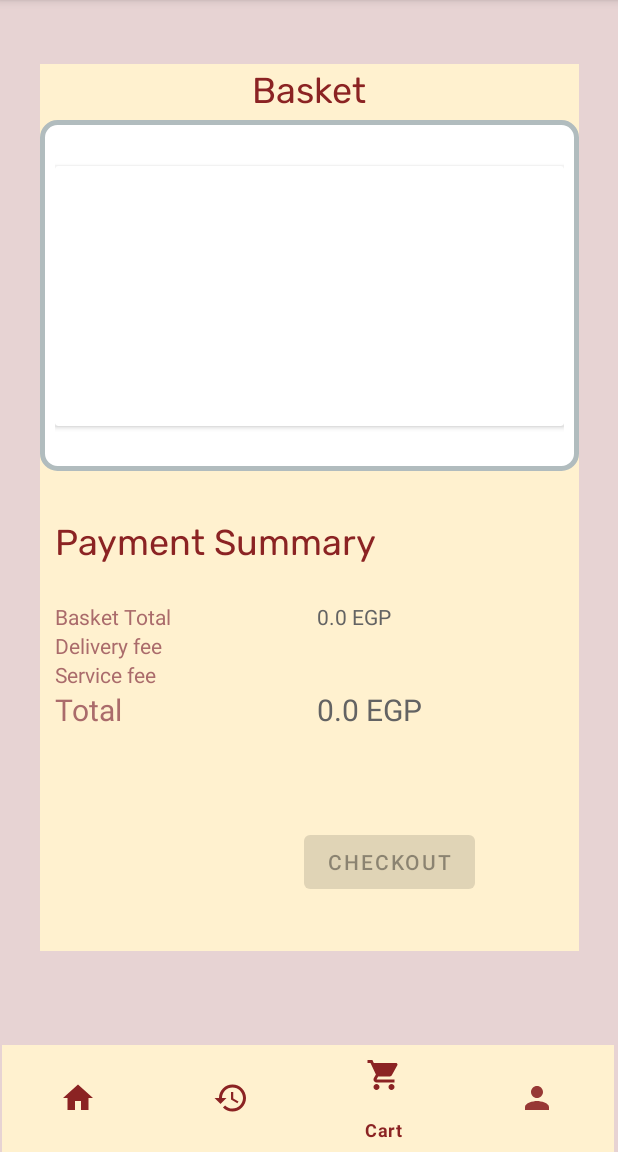
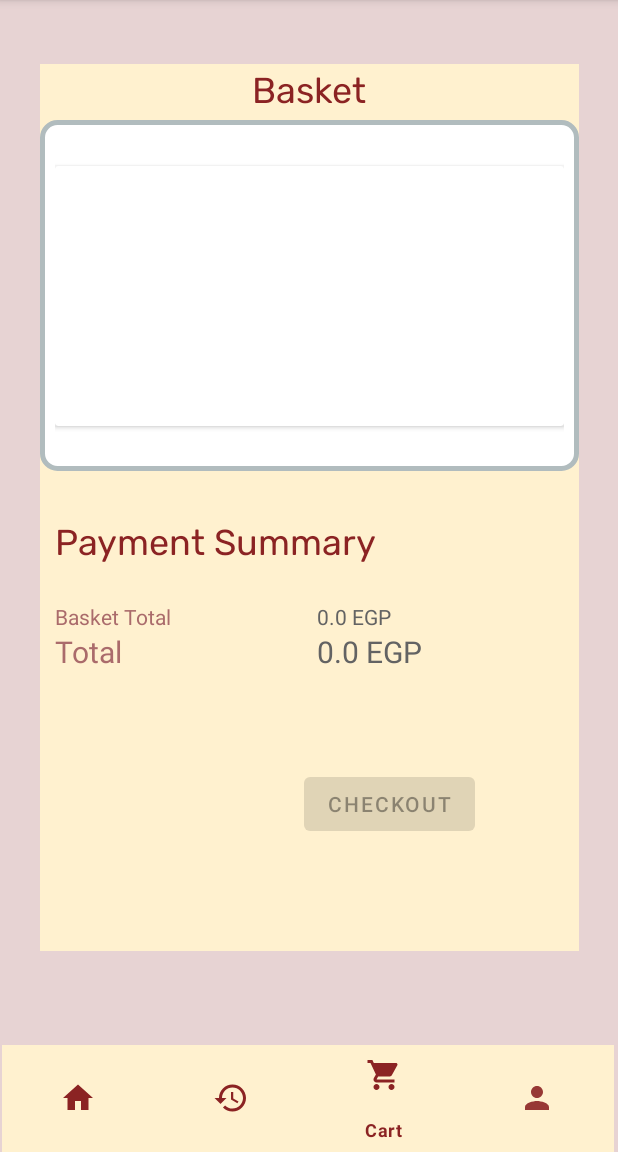
Before and after one commit to shehabadel/Wagba, an Android app: the HomeFragment screen opened directly, with no data from a screen before it, item 3 of the bottom bar chosen, on a phone screen of 412 x 824 dp, the part 84-1236 px from its top. Run offline under Robolectric (Android 15) with nearby library versions, the phone set to English and light mode, and no system bars; our stand-ins replace Firebase (no records; nobody signed in at launch, a user with empty details on screens opened directly), Picasso; pictures from the network do not load.

Commit message:
Removed several unnecessary UI components. Fixed the getUID() method bug
that returns email instead of getUID by just wrapping it in try catch to avoid crashing

```diff
--- a/app/src/main/java/com/example/wagba/OrderActivity.java
+++ b/app/src/main/java/com/example/wagba/OrderActivity.java
@@ -32,7 +32,8 @@ public class OrderActivity extends AppCompatActivity {
         restaurantName.setText(order.getDeliveryAddress());
         orderNumber.setText(order.getOrderID().toString());
         orderDate.setText(order.getOrderDate());
-        orderTotalPrice.setText(Float.toString(order.getOrderTotalPrice()));
-        orderDetails.setText("A lot of stuff were bought yesterday. Lorem posum bolossum ");
+        orderTotalPrice.setText(Float.toString(order.getOrderTotalPrice())+" EGP");
+        orderDetails.setText(order.getOrderGate());
+        orderSummary.setText("Status: Completed");
     }
 }
--- a/app/src/main/java/com/example/wagba/Repository/OrderRepo.java
+++ b/app/src/main/java/com/example/wagba/Repository/OrderRepo.java
@@ -51,7 +51,9 @@ public class OrderRepo {
  * TODO: Fix if there are null values.
  * */
     private void loadOrder() {
+        try{
         String currentUser = auth.getCurrentUser().getUid();
+        Log.d("CurrentUser",currentUser);
         DatabaseReference db = FirebaseDatabase.getInstance().getReference();
         Query orderQuery = db.child("users").child(currentUser).child("order");
         orderQuery.addValueEventListener(new ValueEventListener() {
@@ -73,6 +75,9 @@ public class OrderRepo {
 
             }
         });
+        }catch(Exception e){
+            Log.e("LoadOrder-UID",e.getMessage());
+        }
     }
 /**
  * Creates an order and pushes it to the order node of a user
--- a/app/src/main/res/layout/fragment_cart.xml
+++ b/app/src/main/res/layout/fragment_cart.xml
@@ -100,20 +100,6 @@
                     android:textColor="@color/dark_red_light" />
 
                 <TextView
-                    android:id="@+id/delivery_fee_txtView"
-                    android:layout_width="match_parent"
-                    android:layout_height="wrap_content"
-                    android:text="Delivery fee"
-                    android:textColor="@color/dark_red_light" />
-
-                <TextView
-                    android:id="@+id/service_fee_txtView"
-                    android:layout_width="match_parent"
-                    android:layout_height="wrap_content"
-                    android:text="Service fee"
-                    android:textColor="@color/dark_red_light" />
-
-                <TextView
                     android:id="@+id/Total_txtView"
                     android:layout_width="match_parent"
                     android:layout_height="wrap_content"
@@ -134,18 +120,6 @@
                     android:layout_width="match_parent"
                     android:layout_height="wrap_content"
                     android:text="basket_total"
-                    android:textColor="#636363" />
-
-                <TextView
-                    android:id="@+id/delivery_fee"
-                    android:layout_width="match_parent"
-                    android:layout_height="wrap_content"
-                    android:textColor="#636363" />
-
-                <TextView
-                    android:id="@+id/service_fee"
-                    android:layout_width="match_parent"
-                    android:layout_height="wrap_content"
                     android:textColor="#636363" />
 
                 <TextView
```
